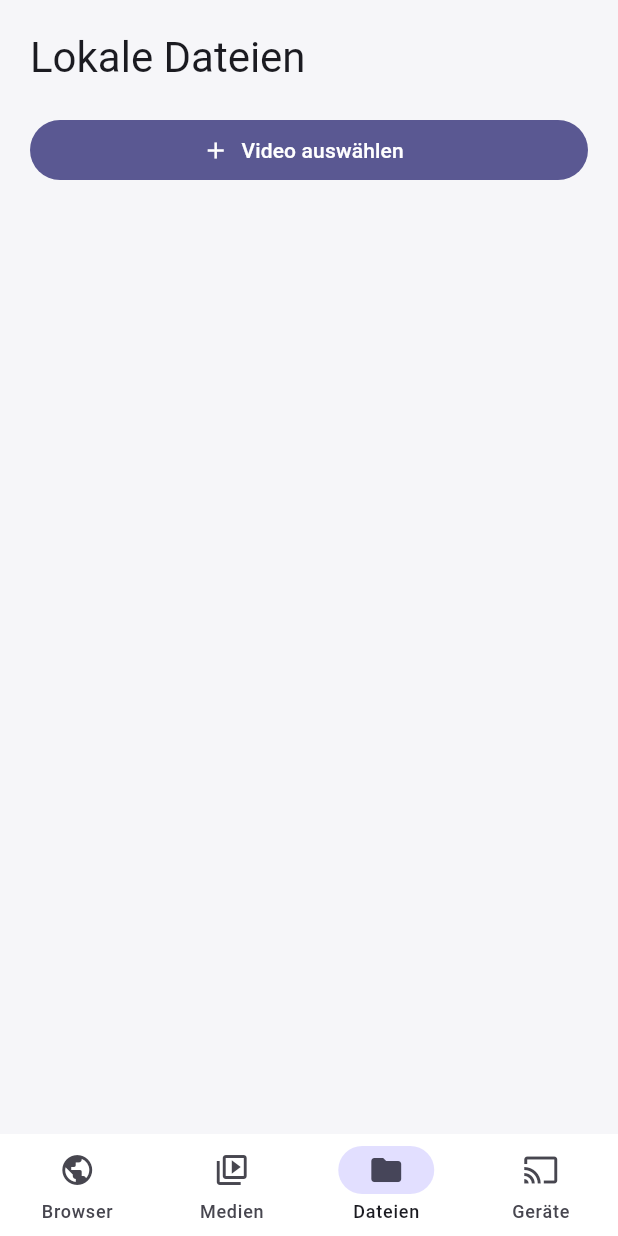
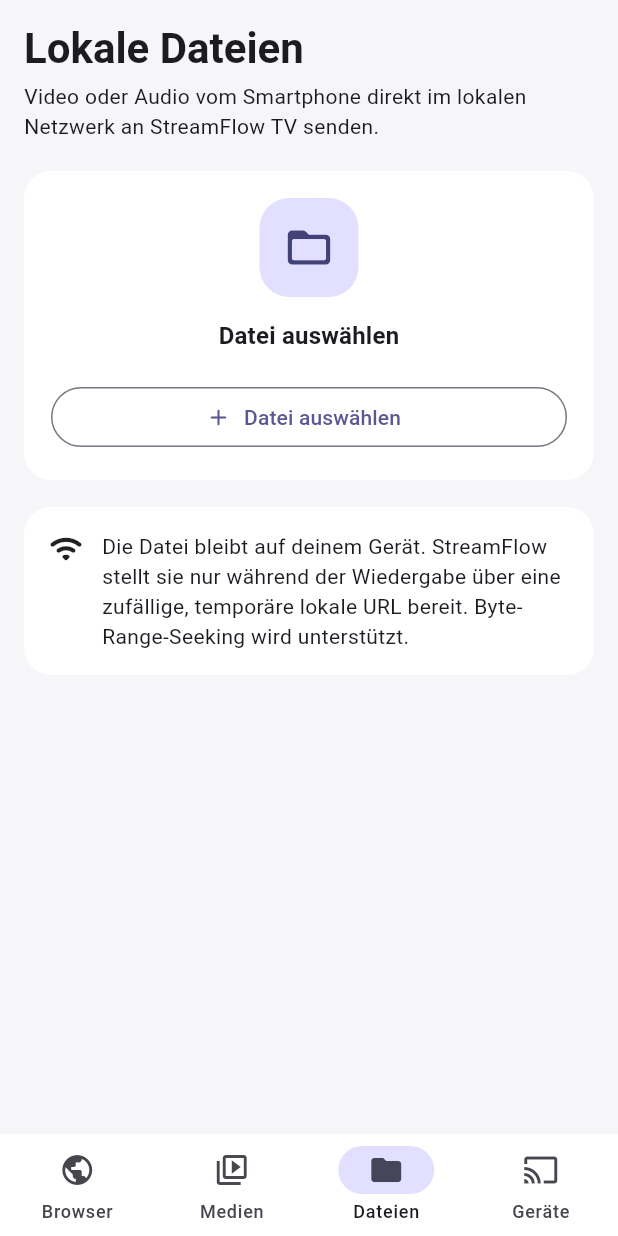
Before and after one commit to redshoxx/StreamFlow-Caster-, a Flutter app: the screen it shows after launch, item 3 of the bottom bar chosen, on a phone screen of 412 x 824 dp. Run offline on Flutter 3.47's test engine with Material 3 defaults, Android fonts, the phone set to English and light mode, and no system bars; our stand-ins replace file_picker, flutter_riverpod, webview_flutter; missing offline and left inert: bonsoir.

Commit message:
Add real local file casting in StreamFlow 0.3

```diff
--- a/apps/mobile/lib/src/screens/files_screen.dart
+++ b/apps/mobile/lib/src/screens/files_screen.dart
@@ -1,47 +1,211 @@
+import 'dart:async';
+import 'dart:io';
+
 import 'package:file_picker/file_picker.dart';
 import 'package:flutter/material.dart';
 
+import '../app/streamflow_controller.dart';
+import '../cast/local_media_server.dart';
+import '../media/media_detector.dart';
+import '../models/cast_device.dart';
+import '../models/detected_media.dart';
+import 'cast_media_dialog.dart';
+import 'cast_remote_sheet.dart';
+
 class FilesScreen extends StatefulWidget {
-  const FilesScreen({super.key});
+  const FilesScreen({super.key, required this.controller});
+
+  final StreamFlowController controller;
 
   @override
   State<FilesScreen> createState() => _FilesScreenState();
 }
 
 class _FilesScreenState extends State<FilesScreen> {
+  final _server = LocalMediaServer();
   PlatformFile? _selected;
+  bool _preparing = false;
+  String? _error;
 
   Future<void> _pick() async {
-    final result = await FilePicker.platform.pickFiles(type: FileType.video);
+    final result = await FilePicker.platform.pickFiles(
+      type: FileType.custom,
+      allowedExtensions: const [
+        'mp4', 'm4v', 'mov', 'webm', 'mkv', 'ts',
+        'mp3', 'aac', 'm4a', 'flac', 'ogg', 'wav',
+      ],
+    );
     if (!mounted || result == null || result.files.isEmpty) return;
-    setState(() => _selected = result.files.single);
+    await _server.stop();
+    setState(() {
+      _selected = result.files.single;
+      _error = null;
+    });
+  }
+
+  Future<void> _cast() async {
+    final selected = _selected;
+    final path = selected?.path;
+    if (selected == null || path == null) {
+      setState(() => _error = 'Die ausgewählte Datei besitzt keinen lesbaren lokalen Pfad.');
+      return;
+    }
+
+    setState(() {
+      _preparing = true;
+      _error = null;
+    });
+
+    try {
+      final uri = await _server.serve(File(path), fileName: selected.name);
+      final media = MediaDetector.fromUrl(uri.toString(), label: selected.name) ??
+          DetectedMedia(url: uri, kind: MediaKind.video, label: selected.name);
+
+      if (!mounted) return;
+      final device = await showDialog<CastDevice>(
+        context: context,
+        builder: (_) => CastMediaDialog(
+          media: media,
+          preferredDeviceId: widget.controller.preferredDevice?.id,
+        ),
+      );
+
+      if (!mounted) return;
+      if (device == null) {
+        await _server.stop();
+        return;
+      }
+
+      widget.controller.startCasting(
+        device,
+        media,
+        onEnd: () => unawaited(_server.stop()),
+      );
+      await showCastRemoteSheet(context, widget.controller);
+    } on LocalMediaServerException catch (error) {
+      if (mounted) setState(() => _error = error.message);
+    } catch (_) {
+      if (mounted) setState(() => _error = 'Die lokale Datei konnte nicht für den Fernseher bereitgestellt werden.');
+    } finally {
+      if (mounted) setState(() => _preparing = false);
+    }
+  }
+
+  @override
+  void dispose() {
+    unawaited(_server.stop());
+    super.dispose();
   }
 
   @override
   Widget build(BuildContext context) {
+    final selected = _selected;
+    final theme = Theme.of(context);
+    final colors = theme.colorScheme;
+
     return SafeArea(
-      child: Padding(
-        padding: const EdgeInsets.all(20),
-        child: Column(
-          crossAxisAlignment: CrossAxisAlignment.stretch,
-          children: [
-            Text('Lokale Dateien', style: Theme.of(context).textTheme.headlineMedium),
-            const SizedBox(height: 20),
-            FilledButton.icon(
-              onPressed: _pick,
-              icon: const Icon(Icons.add),
-              label: const Text('Video auswählen'),
+      child: ListView(
+        padding: const EdgeInsets.fromLTRB(16, 14, 16, 24),
+        children: [
+          Text('Lokale Dateien', style: theme.textTheme.headlineMedium?.copyWith(fontWeight: FontWeight.w700)),
+          const SizedBox(height: 4),
+          const Text('Video oder Audio vom Smartphone direkt im lokalen Netzwerk an StreamFlow TV senden.'),
+          const SizedBox(height: 20),
+          Card(
+            child: Padding(
+              padding: const EdgeInsets.all(18),
+              child: Column(
+                children: [
+                  Container(
+                    width: 66,
+                    height: 66,
+                    decoration: BoxDecoration(
+                      color: colors.primaryContainer,
+                      borderRadius: BorderRadius.circular(20),
+                    ),
+                    child: Icon(Icons.folder_open_rounded, size: 34, color: colors.onPrimaryContainer),
+                  ),
+                  const SizedBox(height: 14),
+                  Text(
+                    selected?.name ?? 'Datei auswählen',
+                    maxLines: 2,
+                    overflow: TextOverflow.ellipsis,
+                    textAlign: TextAlign.center,
+                    style: theme.textTheme.titleMedium?.copyWith(fontWeight: FontWeight.w600),
+                  ),
+                  if (selected != null) ...[
+                    const SizedBox(height: 4),
+                    Text(_formatBytes(selected.size), style: theme.textTheme.bodySmall),
+                  ],
+                  const SizedBox(height: 18),
+                  SizedBox(
+                    width: double.infinity,
+                    child: OutlinedButton.icon(
+                      onPressed: _preparing ? null : _pick,
+                      icon: const Icon(Icons.add_rounded),
+                      label: Text(selected == null ? 'Datei auswählen' : 'Andere Datei wählen'),
+                    ),
+                  ),
+                  if (selected != null) ...[
+                    const SizedBox(height: 10),
+                    SizedBox(
+                      width: double.infinity,
+                      child: FilledButton.icon(
+                        onPressed: _preparing ? null : _cast,
+                        icon: _preparing
+                            ? const SizedBox.square(dimension: 18, child: CircularProgressIndicator(strokeWidth: 2))
+                            : const Icon(Icons.cast_rounded),
+                        label: Text(_preparing ? 'Wird vorbereitet …' : 'Auf Fernseher abspielen'),
+                      ),
+                    ),
+                  ],
+                ],
+              ),
             ),
-            const SizedBox(height: 20),
-            if (_selected != null)
-              ListTile(
-                leading: const Icon(Icons.movie_outlined),
-                title: Text(_selected!.name),
-                subtitle: Text('${_selected!.size} Bytes'),
+          ),
+          if (_error != null) ...[
+            const SizedBox(height: 12),
+            Card(
+              child: Padding(
+                padding: const EdgeInsets.all(14),
+                child: Row(
+                  crossAxisAlignment: CrossAxisAlignment.start,
+                  children: [
+                    Icon(Icons.error_outline, color: colors.error),
+                    const SizedBox(width: 10),
+                    Expanded(child: Text(_error!)),
+                  ],
+                ),
               ),
+            ),
           ],
-        ),
+          const SizedBox(height: 18),
+          Card(
+            child: const Padding(
+              padding: EdgeInsets.all(16),
+              child: Row(
+                crossAxisAlignment: CrossAxisAlignment.start,
+                children: [
+                  Icon(Icons.wifi_rounded),
+                  SizedBox(width: 12),
+                  Expanded(
+                    child: Text('Die Datei bleibt auf deinem Gerät. StreamFlow stellt sie nur während der Wiedergabe über eine zufällige, temporäre lokale URL bereit. Byte-Range-Seeking wird unterstützt.'),
+                  ),
+                ],
+              ),
+            ),
+          ),
+        ],
       ),
     );
   }
+
+  String _formatBytes(int bytes) {
+    if (bytes < 1024) return '$bytes B';
+    final kb = bytes / 1024;
+    if (kb < 1024) return '${kb.toStringAsFixed(1)} KB';
+    final mb = kb / 1024;
+    if (mb < 1024) return '${mb.toStringAsFixed(1)} MB';
+    return '${(mb / 1024).toStringAsFixed(2)} GB';
+  }
 }
--- a/apps/mobile/lib/src/screens/home_shell.dart
+++ b/apps/mobile/lib/src/screens/home_shell.dart
@@ -32,7 +32,7 @@ class _HomeShellState extends State<HomeShell> {
         final pages = <Widget>[
           BrowserScreen(controller: _controller),
           MediaScreen(controller: _controller),
-          const FilesScreen(),
+          FilesScreen(controller: _controller),
           DevicesScreen(controller: _controller),
         ];
 
--- a/apps/mobile/pubspec.yaml
+++ b/apps/mobile/pubspec.yaml
@@ -1,7 +1,7 @@
 name: streamflow
 description: StreamFlow mobile browser and cast controller.
 publish_to: "none"
-version: 0.2.0+2
+version: 0.3.0+3
 
 environment:
   sdk: ">=3.12.0 <4.0.0"
@@ -13,7 +13,7 @@ dependencies:
   webview_flutter: ^4.14.1
   bonsoir: ^7.1.4
   http: ^1.5.0
-  file_picker: ^10.3.2
+  file_picker: ^11.0.2
   path: ^1.9.1
   mime: ^2.0.0
 
```
Also changed, not shown: apps/mobile/lib/src/app/streamflow_controller.dart (+18 -2 lines), apps/mobile/lib/src/cast/local_media_server.dart (added, +183 -0 lines), 1 other file.
